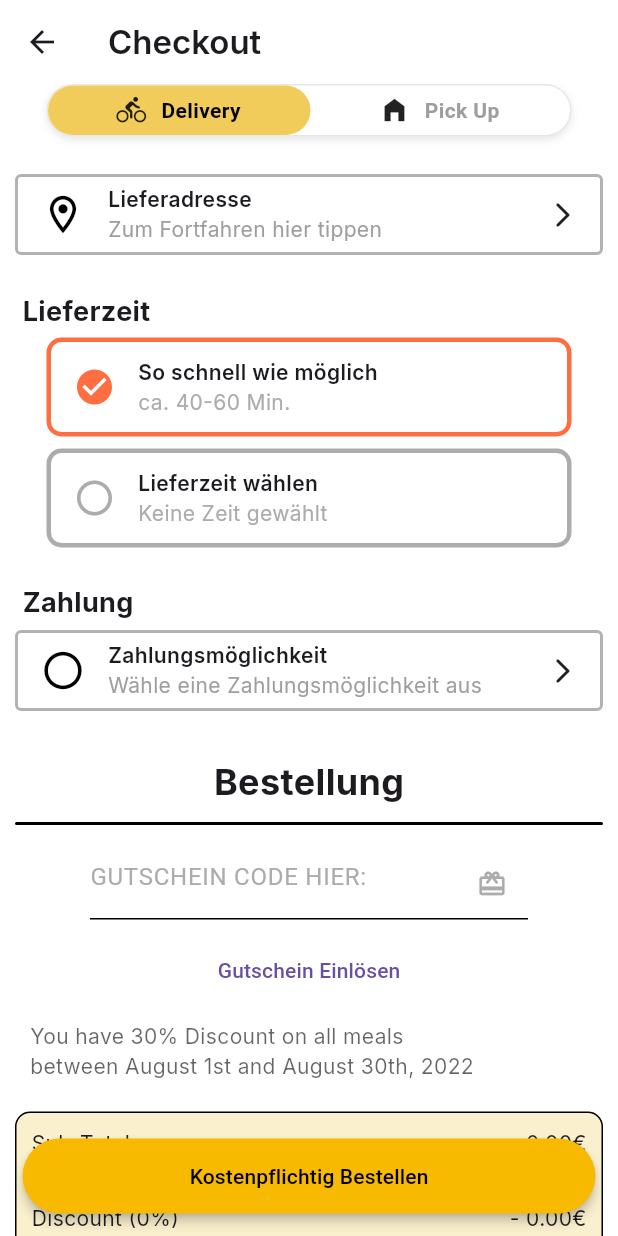
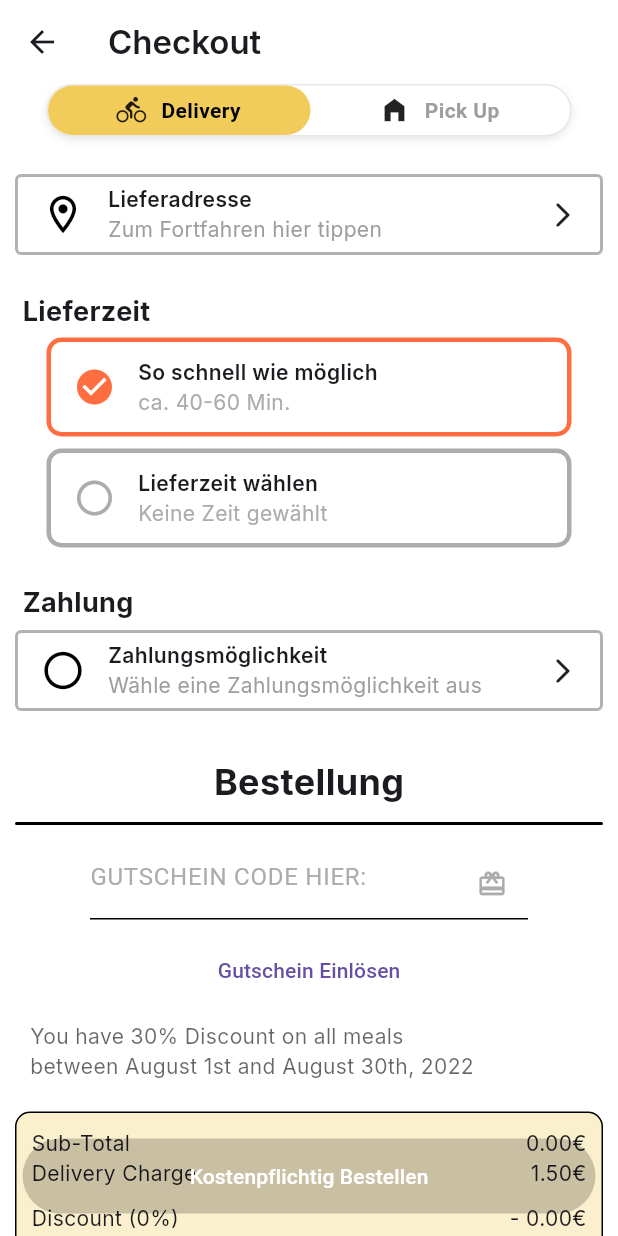
Before and after one commit to FrancescoSallia/Yko-s-BBQ-Chicken, a Flutter app: the CheckoutPage screen opened directly, on a phone screen of 412 x 824 dp. Run offline on Flutter 3.47's test engine with Material 3 defaults, Android fonts, the phone set to English and light mode, and no system bars; our stand-ins replace google_fonts, lottie; missing offline and left inert: flutter_floating_bottom_bar.

Commit message:
order floating button WIP

```diff
--- a/lib/Pages/checkout_page.dart
+++ b/lib/Pages/checkout_page.dart
@@ -9,7 +9,6 @@ import 'package:ykos_bbq_chicken/components/forward_box.dart';
 import 'package:ykos_bbq_chicken/components/my_textfield.dart';
 import 'package:ykos_bbq_chicken/components/order_item.dart';
 import 'package:ykos_bbq_chicken/components/summary_box.dart';
-import 'package:ykos_bbq_chicken/extension/my_extensions.dart';
 import 'package:ykos_bbq_chicken/model/adress.dart';
 import 'package:ykos_bbq_chicken/model/payment.dart';
 import 'package:ykos_bbq_chicken/repository/time_repository.dart';
@@ -58,7 +57,7 @@ class _CheckoutPageState extends State<CheckoutPage> {
         return StatefulBuilder(
           builder: (BuildContext context, StateSetter setModalState) {
             return SizedBox(
-              height: 300,
+              height: 350,
               child: Column(
                 children: [
                   Padding(
@@ -76,7 +75,7 @@ class _CheckoutPageState extends State<CheckoutPage> {
                             scrollController: FixedExtentScrollController(
                               initialItem: selectedDateIndex,
                             ),
-                            itemExtent: 32,
+                            itemExtent: 45,
                             onSelectedItemChanged: (index) {
                               selectedDateIndex = index;
                               // Dynamische Aktualisierung der Zeiten bei Datumsauswahl
@@ -118,7 +117,7 @@ class _CheckoutPageState extends State<CheckoutPage> {
                             scrollController: FixedExtentScrollController(
                               initialItem: selectedTimeIndex,
                             ),
-                            itemExtent: 32,
+                            itemExtent: 45,
                             onSelectedItemChanged: (index) {
                               selectedTimeIndex = index;
                             },
@@ -410,11 +409,25 @@ class _CheckoutPageState extends State<CheckoutPage> {
           width: double.infinity,
           child: ElevatedButton(
             style: ButtonStyle(
-              elevation: WidgetStatePropertyAll(3),
-              backgroundColor: WidgetStatePropertyAll(AppColors.timerPrimary2),
-              foregroundColor: WidgetStatePropertyAll(AppColors.primaryButton),
+              elevation:
+                  viewModelMenu.itsFilledOut(selectedAdress, selectedPayment)
+                      ? WidgetStatePropertyAll(3)
+                      : WidgetStatePropertyAll(0),
+              backgroundColor:
+                  viewModelMenu.itsFilledOut(selectedAdress, selectedPayment)
+                      ? WidgetStatePropertyAll(AppColors.timerPrimary2)
+                      : WidgetStatePropertyAll(
+                        Colors.black.withValues(alpha: 0.2),
+                      ),
+              foregroundColor:
+                  viewModelMenu.itsFilledOut(selectedAdress, selectedPayment)
+                      ? WidgetStatePropertyAll(AppColors.primaryButton)
+                      : WidgetStatePropertyAll(Colors.white),
             ),
-            onPressed: () {},
+            onPressed:
+                viewModelMenu.itsFilledOut(selectedAdress, selectedPayment)
+                    ? () {}
+                    : null,
             child: Text("Kostenpflichtig Bestellen"),
           ),
         ),
--- a/lib/viewmodel/viewmodel_menu.dart
+++ b/lib/viewmodel/viewmodel_menu.dart
@@ -1,9 +1,11 @@
 import 'package:flutter/material.dart';
 import 'package:ykos_bbq_chicken/enum/category_enum.dart';
+import 'package:ykos_bbq_chicken/model/adress.dart';
 import 'package:ykos_bbq_chicken/model/category.dart';
 import 'package:ykos_bbq_chicken/model/extra.dart';
 import 'package:ykos_bbq_chicken/model/food.dart';
 import 'package:ykos_bbq_chicken/model/order_summary.dart';
+import 'package:ykos_bbq_chicken/model/payment.dart';
 import 'package:ykos_bbq_chicken/repository/food_repository.dart';
 
 class ViewmodelMenu extends ChangeNotifier {
@@ -235,4 +237,12 @@ class ViewmodelMenu extends ChangeNotifier {
     );
     return orderSummary;
   }
+
+  bool itsFilledOut(Adress? selectedAdress, Payment? selectedPayment) {
+    if (selectedAdress != null && selectedPayment != null) {
+      return true;
+    } else {
+      return false;
+    }
+  }
 }
```
